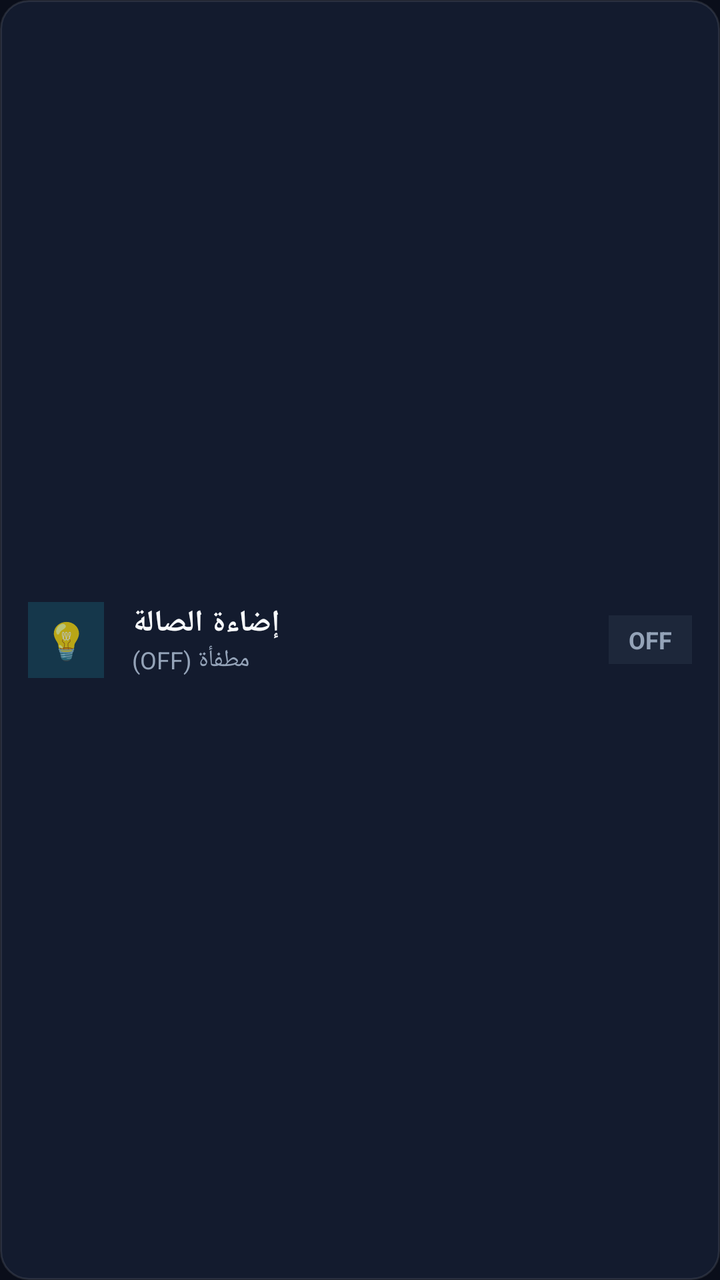
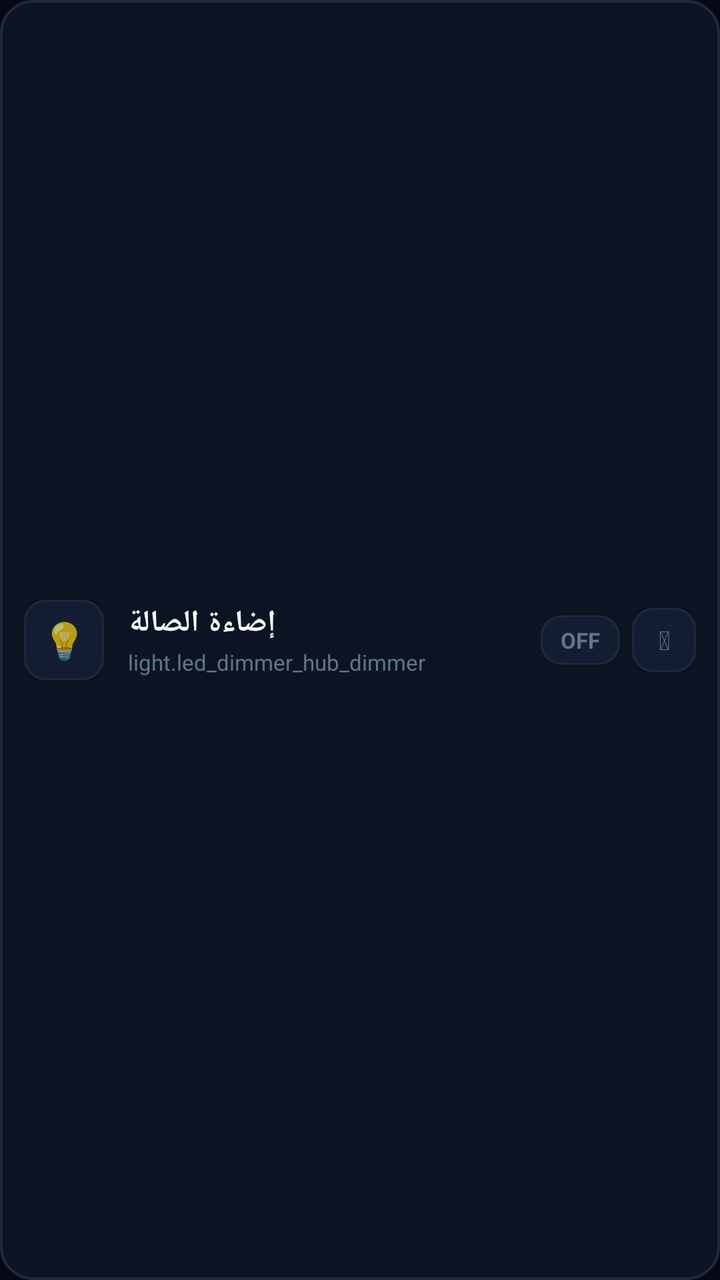

An Android layout rendered at two revisions. The XML below is the earlier revision; the diff shows what the commit changed to produce the second picture.
<!-- AndroidManifest.xml: application theme Theme.QuazHomeTV -->
<!-- res/layout/item_device_card.xml -->
<?xml version="1.0" encoding="utf-8"?>
<LinearLayout xmlns:android="http://schemas.android.com/apk/res/android"
    android:id="@+id/cardContainer"
    android:layout_width="match_parent"
    android:layout_height="wrap_content"
    android:layout_marginBottom="10dp"
    android:background="@drawable/bg_device_card_selector"
    android:clickable="true"
    android:focusable="true"
    android:gravity="center_vertical"
    android:orientation="horizontal"
    android:padding="14dp">

    
    <TextView
        android:id="@+id/tvDeviceIcon"
        android:layout_width="38dp"
        android:layout_height="38dp"
        android:background="#2622D3EE"
        android:gravity="center"
        android:text="💡"
        android:textSize="18sp" />

    
    <LinearLayout
        android:layout_width="0dp"
        android:layout_height="wrap_content"
        android:layout_marginStart="14dp"
        android:layout_weight="1"
        android:orientation="vertical">

        <TextView
            android:id="@+id/tvDeviceName"
            android:layout_width="wrap_content"
            android:layout_height="wrap_content"
            android:ellipsize="end"
            android:maxLines="1"
            android:text="إضاءة الصالة"
            android:textColor="@color/text_primary"
            android:textSize="15sp"
            android:textStyle="bold" />

        <TextView
            android:id="@+id/tvDeviceStatus"
            android:layout_width="wrap_content"
            android:layout_height="wrap_content"
            android:text="مطفأة (OFF)"
            android:textColor="@color/text_secondary"
            android:textSize="12sp" />
    </LinearLayout>

    
    <TextView
        android:id="@+id/tvStateBadge"
        android:layout_width="wrap_content"
        android:layout_height="wrap_content"
        android:background="#33475569"
        android:paddingHorizontal="10dp"
        android:paddingVertical="4dp"
        android:text="OFF"
        android:textColor="@color/text_secondary"
        android:textSize="12sp"
        android:textStyle="bold" />

</LinearLayout>
<!-- resources referenced by this layout -->
<resources>
  <color name="text_primary">#F8FAFC</color>
  <color name="text_secondary">#94A3B8</color>
  <!-- drawable bg_device_card_selector (drawable) -->
  <?xml version="1.0" encoding="utf-8"?>
  <selector xmlns:android="http://schemas.android.com/apk/res/android">
      <item android:state_focused="true" android:drawable="@drawable/bg_device_card_focused" />
      <item android:state_pressed="true" android:drawable="@drawable/bg_device_card_focused" />
      <item android:drawable="@drawable/bg_device_card_normal" />
  </selector>
  <style name="Theme.QuazHomeTV" parent="Theme.MaterialComponents.NoActionBar">
          <item name="colorPrimary">@color/quaz_cyan</item>
          <item name="colorPrimaryVariant">@color/quaz_purple</item>
          <item name="colorOnPrimary">@color/quaz_bg</item>
          <item name="android:windowBackground">@color/quaz_bg</item>
          <item name="android:textColorPrimary">@color/text_primary</item>
      </style>
  <!-- drawable bg_device_card_focused (drawable) -->
  <?xml version="1.0" encoding="utf-8"?>
  <shape xmlns:android="http://schemas.android.com/apk/res/android"
      android:shape="rectangle">
      <solid android:color="#1A2D4A" />
      <stroke
          android:width="3.5dp"
          android:color="#22D3EE" />
      <corners android:radius="14dp" />
  </shape>
  <!-- drawable bg_device_card_normal (drawable) -->
  <?xml version="1.0" encoding="utf-8"?>
  <shape xmlns:android="http://schemas.android.com/apk/res/android"
      android:shape="rectangle">
      <solid android:color="@color/quaz_bg_card" />
      <stroke
          android:width="1dp"
          android:color="#1AFFFFFF" />
      <corners android:radius="14dp" />
  </shape>
  <color name="quaz_cyan">#22D3EE</color>
  <color name="quaz_purple">#8B5CF6</color>
  <color name="quaz_bg">#0A0E1A</color>
  <color name="quaz_bg_card">#131B2E</color>
</resources>

<!-- the commit's change to res/layout/item_device_card.xml (unified diff, before → after) -->
@@ -3,20 +3,20 @@
     android:id="@+id/cardContainer"
     android:layout_width="match_parent"
     android:layout_height="wrap_content"
-    android:layout_marginBottom="10dp"
+    android:layout_marginBottom="8dp"
     android:background="@drawable/bg_device_card_selector"
     android:clickable="true"
     android:focusable="true"
     android:gravity="center_vertical"
     android:orientation="horizontal"
-    android:padding="14dp">
+    android:padding="12dp">
 
     
     <TextView
         android:id="@+id/tvDeviceIcon"
-        android:layout_width="38dp"
-        android:layout_height="38dp"
-        android:background="#2622D3EE"
+        android:layout_width="40dp"
+        android:layout_height="40dp"
+        android:background="@drawable/bg_platform_pill"
         android:gravity="center"
         android:text="💡"
         android:textSize="18sp" />
@@ -25,7 +25,8 @@
     <LinearLayout
         android:layout_width="0dp"
         android:layout_height="wrap_content"
-        android:layout_marginStart="14dp"
+        android:layout_marginStart="12dp"
+        android:layout_marginEnd="8dp"
         android:layout_weight="1"
         android:orientation="vertical">
 
@@ -36,7 +37,7 @@
             android:ellipsize="end"
             android:maxLines="1"
             android:text="إضاءة الصالة"
-            android:textColor="@color/text_primary"
+            android:textColor="#F8FAFC"
             android:textSize="15sp"
             android:textStyle="bold" />
 
@@ -44,9 +45,12 @@
             android:id="@+id/tvDeviceStatus"
             android:layout_width="wrap_content"
             android:layout_height="wrap_content"
-            android:text="مطفأة (OFF)"
-            android:textColor="@color/text_secondary"
-            android:textSize="12sp" />
+            android:ellipsize="end"
+            android:maxLines="1"
+            android:text="light.led_dimmer_hub_dimmer"
+            android:textColor="#64748B"
+            android:textSize="11sp"
+            android:layout_marginTop="2dp" />
     </LinearLayout>
 
     
@@ -54,12 +58,24 @@
         android:id="@+id/tvStateBadge"
         android:layout_width="wrap_content"
         android:layout_height="wrap_content"
-        android:background="#33475569"
+        android:background="@drawable/bg_platform_pill"
         android:paddingHorizontal="10dp"
-        android:paddingVertical="4dp"
+        android:paddingVertical="5dp"
         android:text="OFF"
-        android:textColor="@color/text_secondary"
-        android:textSize="12sp"
-        android:textStyle="bold" />
+        android:textColor="#64748B"
+        android:textSize="11sp"
+        android:textStyle="bold"
+        android:layout_marginEnd="6dp" />
+
+    
+    <TextView
+        android:id="@+id/tvPowerIcon"
+        android:layout_width="32dp"
+        android:layout_height="32dp"
+        android:background="@drawable/bg_platform_pill"
+        android:gravity="center"
+        android:text="⏻"
+        android:textColor="#64748B"
+        android:textSize="13sp" />
 
 </LinearLayout>
<!-- resource entries referenced after the edit -->
@@ -1,7 +1,6 @@
 <!-- resources referenced by this layout -->
 <resources>
   <color name="text_primary">#F8FAFC</color>
-  <color name="text_secondary">#94A3B8</color>
   <!-- drawable bg_device_card_selector (drawable) -->
   <?xml version="1.0" encoding="utf-8"?>
   <selector xmlns:android="http://schemas.android.com/apk/res/android">
@@ -9,6 +8,14 @@
       <item android:state_pressed="true" android:drawable="@drawable/bg_device_card_focused" />
       <item android:drawable="@drawable/bg_device_card_normal" />
   </selector>
+  <!-- drawable bg_platform_pill (drawable) -->
+  <?xml version="1.0" encoding="utf-8"?>
+  <shape xmlns:android="http://schemas.android.com/apk/res/android"
+      android:shape="rectangle">
+      <solid android:color="#141E33" />
+      <stroke android:width="1dp" android:color="#1E293B" />
+      <corners android:radius="10dp" />
+  </shape>
   <style name="Theme.QuazHomeTV" parent="Theme.MaterialComponents.NoActionBar">
           <item name="colorPrimary">@color/quaz_cyan</item>
           <item name="colorPrimaryVariant">@color/quaz_purple</item>
@@ -20,25 +27,24 @@
   <?xml version="1.0" encoding="utf-8"?>
   <shape xmlns:android="http://schemas.android.com/apk/res/android"
       android:shape="rectangle">
-      <solid android:color="#1A2D4A" />
+      <solid android:color="#132038" />
       <stroke
-          android:width="3.5dp"
+          android:width="2dp"
           android:color="#22D3EE" />
-      <corners android:radius="14dp" />
+      <corners android:radius="16dp" />
   </shape>
   <!-- drawable bg_device_card_normal (drawable) -->
   <?xml version="1.0" encoding="utf-8"?>
   <shape xmlns:android="http://schemas.android.com/apk/res/android"
       android:shape="rectangle">
-      <solid android:color="@color/quaz_bg_card" />
+      <solid android:color="#0C1424" />
       <stroke
-          android:width="1dp"
-          android:color="#1AFFFFFF" />
-      <corners android:radius="14dp" />
+          android:width="1.2dp"
+          android:color="#1E293B" />
+      <corners android:radius="16dp" />
   </shape>
   <color name="quaz_cyan">#22D3EE</color>
   <color name="quaz_purple">#8B5CF6</color>
-  <color name="quaz_bg">#0A0E1A</color>
-  <color name="quaz_bg_card">#131B2E</color>
+  <color name="quaz_bg">#060913</color>
 </resources>
 
